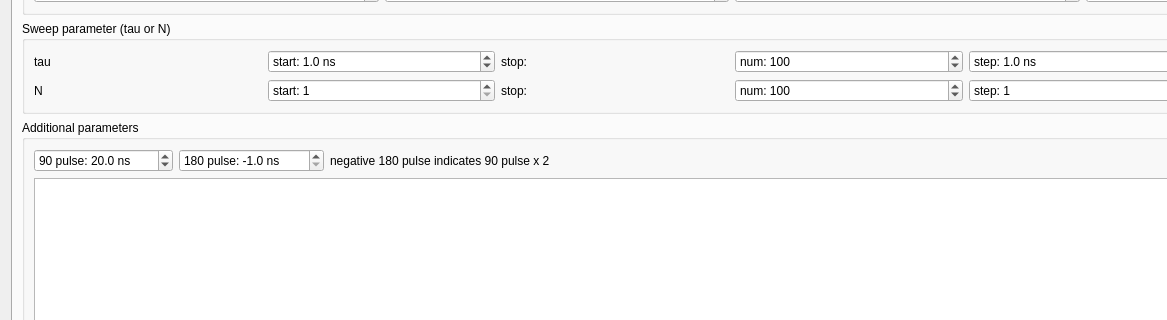
ktahar/mahos, file pkgs/mahos-dq/src/mahos_dq/gui/ui/spodmr.ui: the form before one commit; both pictures show x 0 to 1167 and y 334 to 654 of the 1464 by 755 pixel window.
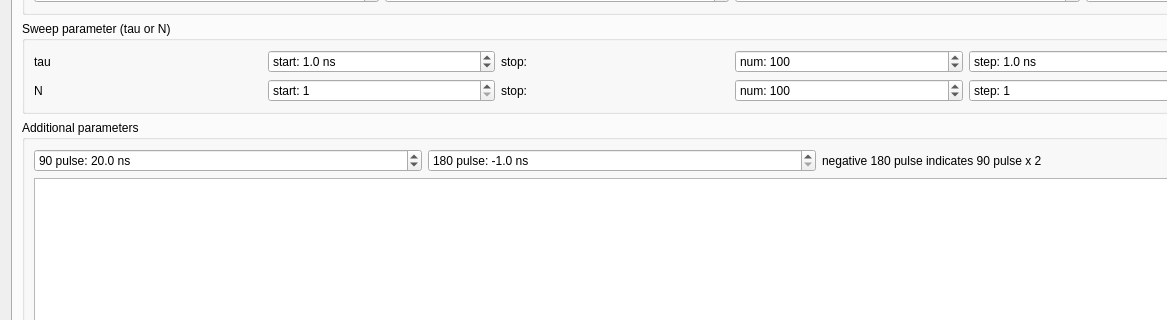
The form after the commit. Custom widgets are drawn as their Qt base class.

Commit message: gui,podmr: use expanding size policy for p90, p180

What changed in the file:
```diff
--- a/pkgs/mahos-dq/src/mahos_dq/gui/ui/spodmr.ui
+++ b/pkgs/mahos-dq/src/mahos_dq/gui/ui/spodmr.ui
@@ -699,6 +699,12 @@
              <layout class="QHBoxLayout" name="horizontalLayout_3">
               <item>
                <widget class="QDoubleSpinBox" name="t90pulseBox">
+                <property name="sizePolicy">
+                 <sizepolicy hsizetype="MinimumExpanding" vsizetype="Fixed">
+                  <horstretch>0</horstretch>
+                  <verstretch>0</verstretch>
+                 </sizepolicy>
+                </property>
                 <property name="prefix">
                  <string>90 pulse: </string>
                 </property>
@@ -718,6 +724,12 @@
               </item>
               <item>
                <widget class="QDoubleSpinBox" name="t180pulseBox">
+                <property name="sizePolicy">
+                 <sizepolicy hsizetype="MinimumExpanding" vsizetype="Fixed">
+                  <horstretch>0</horstretch>
+                  <verstretch>0</verstretch>
+                 </sizepolicy>
+                </property>
                 <property name="prefix">
                  <string>180 pulse: </string>
                 </property>
```
The commit also changes 5 other files.
